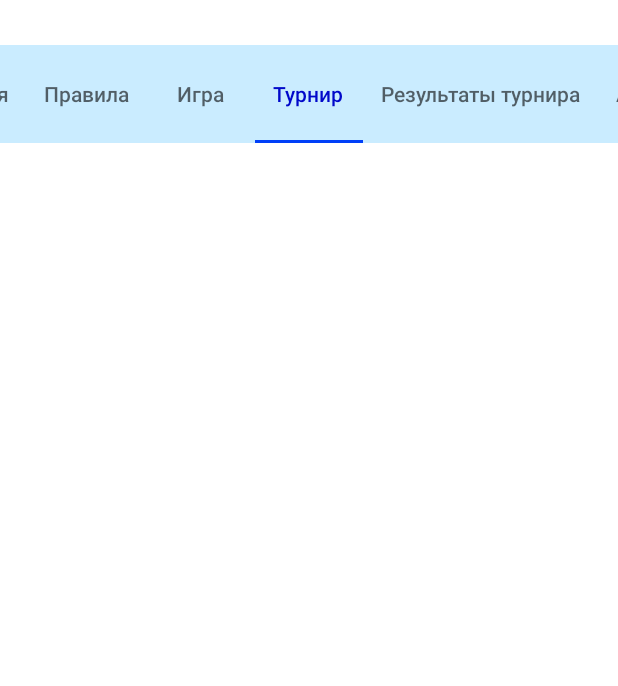
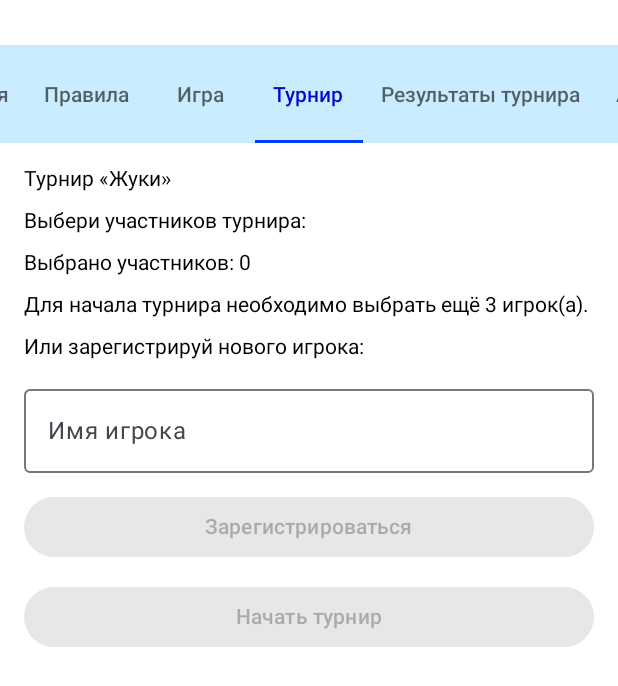
Before and after one commit to fksha/Mobile_Device_Programming, an Android app built with Jetpack Compose: the screen it shows after launch (MainActivity), tab 4 chosen, on a phone screen of 412 x 824 dp. Shown: the top 686 px of the screen. Run offline under Robolectric (Android 15) with nearby library versions, the phone set to English and light mode, and no system bars; our stand-ins replace Room's generated code.

Commit message:
Create tournament entry screen and connect for fragment

```diff
--- a/app/src/main/java/com/example/bugs_android/fragments/TournamentFragment.kt
+++ b/app/src/main/java/com/example/bugs_android/fragments/TournamentFragment.kt
@@ -1,7 +1,109 @@
 package com.example.bugs_android.fragments
 
+import android.os.Bundle
+import android.view.LayoutInflater
+import android.view.View
+import android.view.ViewGroup
+import android.widget.Toast
+import androidx.compose.runtime.LaunchedEffect
+import androidx.compose.runtime.mutableStateOf
+import androidx.compose.runtime.remember
+import androidx.compose.ui.platform.ComposeView
 import androidx.fragment.app.Fragment
+import com.example.bugs_android.data.GameDatabase
+import com.example.bugs_android.data.UserEntity
+import androidx.compose.runtime.getValue
+import androidx.compose.runtime.rememberCoroutineScope
+import androidx.compose.runtime.setValue
+import com.example.bugs_android.game.TournamentEntryScreen
+import kotlinx.coroutines.launch
 
 class TournamentFragment : Fragment() {
+    override fun onCreateView(
+        inflater: LayoutInflater,
+        container: ViewGroup?,
+        savedInstanceState: Bundle?
+    ): View {
 
+        val database = GameDatabase.getDatabase(requireContext())
+
+        return ComposeView(requireContext()).apply {
+            setContent {
+
+                var users by remember { mutableStateOf<List<UserEntity>>(emptyList()) }
+
+                var selectedUserIds by remember { mutableStateOf<Set<Int>>(emptySet()) }
+
+                val coroutineScope = rememberCoroutineScope()
+
+                LaunchedEffect(Unit) {
+                    users = database.userDao().getAllUsers()
+
+                }
+
+                TournamentEntryScreen(
+                    users = users,
+                    selectedUserIds = selectedUserIds,
+
+                    onToggleUser = {user ->
+                        // Выбор или снятие выбора игрока
+                        selectedUserIds = if(user.id in selectedUserIds){
+                            selectedUserIds - user.id
+                        }
+                        else{
+                            selectedUserIds + user.id
+                        }
+                    },
+
+                    onRegisterUser = {name ->
+                        coroutineScope.launch {
+                            val existingUser = database.userDao().getUserByName(name)
+
+                            if (existingUser != null) {
+                                Toast.makeText(
+                                    requireContext(),
+                                    "Игрок с таким именем уже существует!",
+                                    Toast.LENGTH_SHORT
+                                ).show()
+                            } else {
+                                database.userDao().insertUser(
+                                    UserEntity(name = name)
+                                )
+
+                                users = database.userDao().getAllUsers()
+
+                                Toast.makeText(
+                                    requireContext(),
+                                    "Игрок успешно зарегистрирован!",
+                                    Toast.LENGTH_SHORT
+                                ).show()
+                            }
+                        }
+                    },
+
+                    onDeleteUser = {user ->
+                        coroutineScope.launch {
+                            database.userDao().deleteUser(user)
+
+                            users = database.userDao().getAllUsers()
+                            selectedUserIds = selectedUserIds - user.id
+
+                            Toast.makeText(
+                                requireContext(),
+                                "Игрок удалён",
+                                Toast.LENGTH_SHORT
+                            ).show()
+                        }
+                    },
+
+                    onStartTournament ={}
+
+                )
+
+            }
+
+
+        }
+
+    }
 }
--- /dev/null
+++ b/app/src/main/java/com/example/bugs_android/tournament/TournamentEntryScreen.kt
@@ -0,0 +1,175 @@
+
+package com.example.bugs_android.game
+
+import androidx.compose.foundation.layout.*
+import androidx.compose.foundation.rememberScrollState
+import androidx.compose.foundation.verticalScroll
+import androidx.compose.material3.AlertDialog
+import androidx.compose.material3.Button
+import androidx.compose.material3.ButtonDefaults
+import androidx.compose.material3.OutlinedTextField
+import androidx.compose.material3.OutlinedTextFieldDefaults
+import androidx.compose.material3.Text
+import androidx.compose.material3.TextButton
+import androidx.compose.runtime.*
+import androidx.compose.ui.Alignment
+import androidx.compose.ui.Modifier
+import androidx.compose.ui.graphics.Color
+import androidx.compose.ui.unit.dp
+import androidx.compose.ui.unit.sp
+import com.example.bugs_android.data.UserEntity
+
+@Composable
+fun TournamentEntryScreen(
+    users: List<UserEntity>,
+    selectedUserIds: Set<Int>,
+    onToggleUser: (UserEntity) -> Unit,
+    onRegisterUser: (String) -> Unit,
+    onDeleteUser: (UserEntity) -> Unit,
+    onStartTournament: (List<UserEntity>) -> Unit
+) {
+    var playerName by remember { mutableStateOf("") }
+    var userToDelete by remember { mutableStateOf<UserEntity?>(null) }
+
+    Column(
+        modifier = Modifier
+            .fillMaxSize()
+            .verticalScroll(rememberScrollState())
+            .padding(16.dp),
+        verticalArrangement = Arrangement.spacedBy(12.dp)
+    ) {
+        Text("Турнир «Жуки»")
+
+        Text("Выбери участников турнира:")
+
+        for (user in users) {
+            Row(
+                modifier = Modifier.fillMaxWidth(),
+                horizontalArrangement = Arrangement.spacedBy(8.dp),
+                verticalAlignment = Alignment.CenterVertically
+            ) {
+                Button(
+                    onClick = { onToggleUser(user) },
+                    modifier = Modifier.weight(1f),
+                    colors = ButtonDefaults.buttonColors(
+                        containerColor = if (user.id in selectedUserIds) {
+                            Color(0xFF0108CA)
+                        } else {
+                            Color(0xFF7077FF)
+                        },
+                        contentColor = Color.White
+                    )
+                ) {
+                    Text(
+                        if (user.id in selectedUserIds) {
+                            "✓ ${user.name}"
+                        } else {
+                            user.name
+                        }
+                    )
+                }
+
+                TextButton(
+                    onClick = { userToDelete = user }
+                ) {
+                    Text("🗑", fontSize = 18.sp)
+                }
+            }
+        }
+
+        Text("Выбрано участников: ${selectedUserIds.size}")
+
+        Text(
+            text = if (selectedUserIds.size < 3) {
+                "Для начала турнира необходимо выбрать ещё ${3 - selectedUserIds.size} игрок(а)."
+            } else {
+                "Можно начинать турнир!"
+            }
+        )
+
+        if (userToDelete != null) {
+            AlertDialog(
+                onDismissRequest = {
+                    userToDelete = null
+                },
+                title = {
+                    Text("Удалить игрока?")
+                },
+                text = {
+                    Text(
+                        "Игрок «${userToDelete?.name}» и его результаты будут удалены. Продолжить?"
+                    )
+                },
+                confirmButton = {
+                    TextButton(
+                        onClick = {
+                            userToDelete?.let { user ->
+                                onDeleteUser(user)
+                            }
+                            userToDelete = null
+                        }
+                    ) {
+                        Text("Удалить")
+                    }
+                },
+                dismissButton = {
+                    TextButton(
+                        onClick = {
+                            userToDelete = null
+                        }
+                    ) {
+                        Text("Отмена")
+                    }
+                }
+            )
+        }
+
+        Text("Или зарегистрируй нового игрока:")
+
+        OutlinedTextField(
+            value = playerName,
+            onValueChange = { playerName = it },
+            label = { Text("Имя игрока") },
+            modifier = Modifier.fillMaxWidth(),
+            singleLine = true,
+            colors = OutlinedTextFieldDefaults.colors(
+                focusedBorderColor = Color(0xFF0108CA),
+                focusedLabelColor = Color(0xFF0108CA),
+                cursorColor = Color(0xFF0108CA)
+            )
+        )
+
+        Button(
+            onClick = {
+                onRegisterUser(playerName.trim())
+                playerName = ""
+            },
+            enabled = playerName.isNotBlank(),
+            modifier = Modifier.fillMaxWidth(),
+            colors = ButtonDefaults.buttonColors(
+                containerColor = Color(0xFF0108CA),
+                contentColor = Color.White
+            )
+        ) {
+            Text("Зарегистрироваться")
+        }
+
+        Button(
+            onClick = {
+                val selectedUsers = users.filter {
+                    it.id in selectedUserIds
+                }
+                onStartTournament(selectedUsers)
+            },
+            enabled = selectedUserIds.size >= 3 &&
+                    users.count { it.id in selectedUserIds } >= 3,
+            modifier = Modifier.fillMaxWidth(),
+            colors = ButtonDefaults.buttonColors(
+                containerColor = Color(0xFF0108CA),
+                contentColor = Color.White
+            )
+        ) {
+            Text("Начать турнир")
+        }
+    }
+}
```
